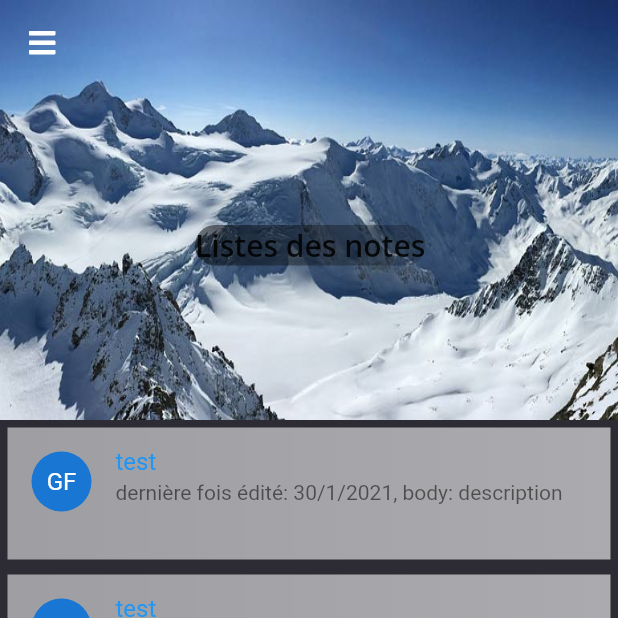
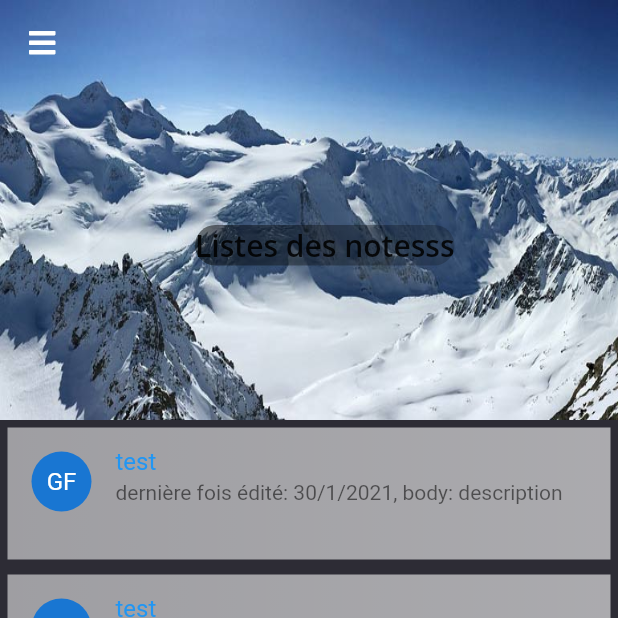
Before and after one commit to gyom2003/todoapp-project, a Flutter app: the screen it shows after launch, on a phone screen of 412 x 824 dp, the top half of it. Run offline on Flutter 3.47's test engine with Material 2 defaults, Android fonts, the phone set to English and light mode, and no system bars; drawn by our look-alikes of flutter_slidable; our stand-ins replace device_preview, font_awesome_flutter, google_fonts, share, shared_preferences.

Commit message:
test changed value

```diff
--- a/lib/main.dart
+++ b/lib/main.dart
@@ -210,7 +210,7 @@ class _HomePageTodoAppState extends State<HomePageTodoApp> {
                                   ),
                                   borderRadius: BorderRadius.all(Radius.circular(30)),
                                 ),
-                                  child: Text("Listes des notes",
+                                  child: Text("Listes des notesss",
                                     style: GoogleFonts.openSans(
                                     textStyle: TextStyle(
                                     color: Colors.black87, fontSize: 20, fontWeight: FontWeight.w600,
```
